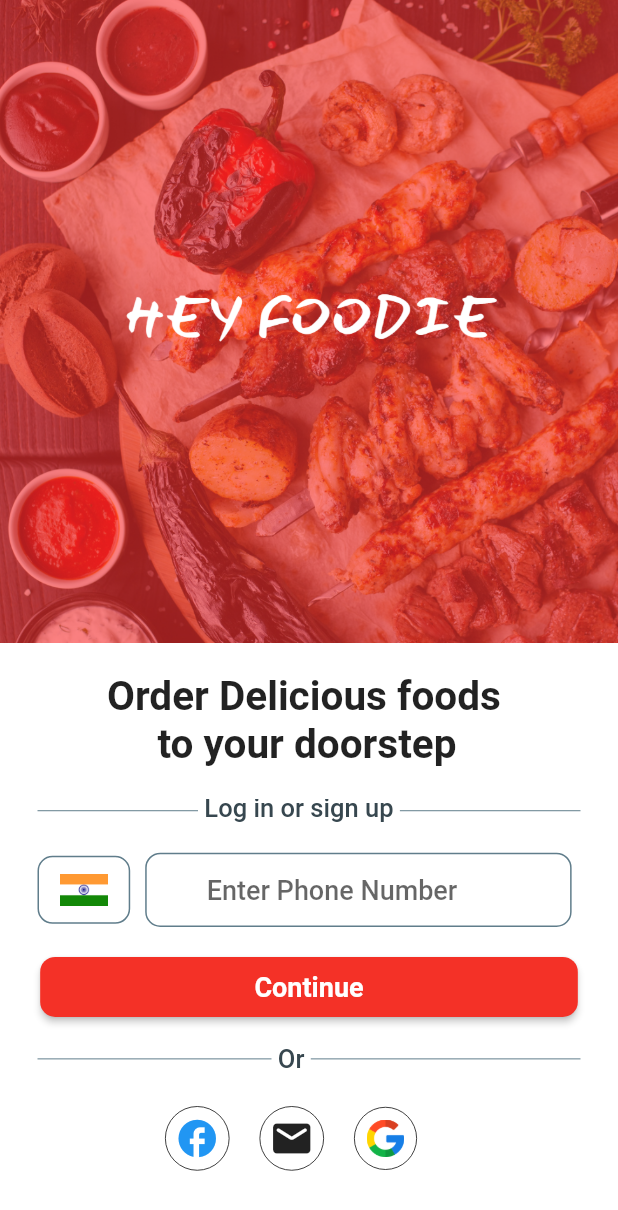
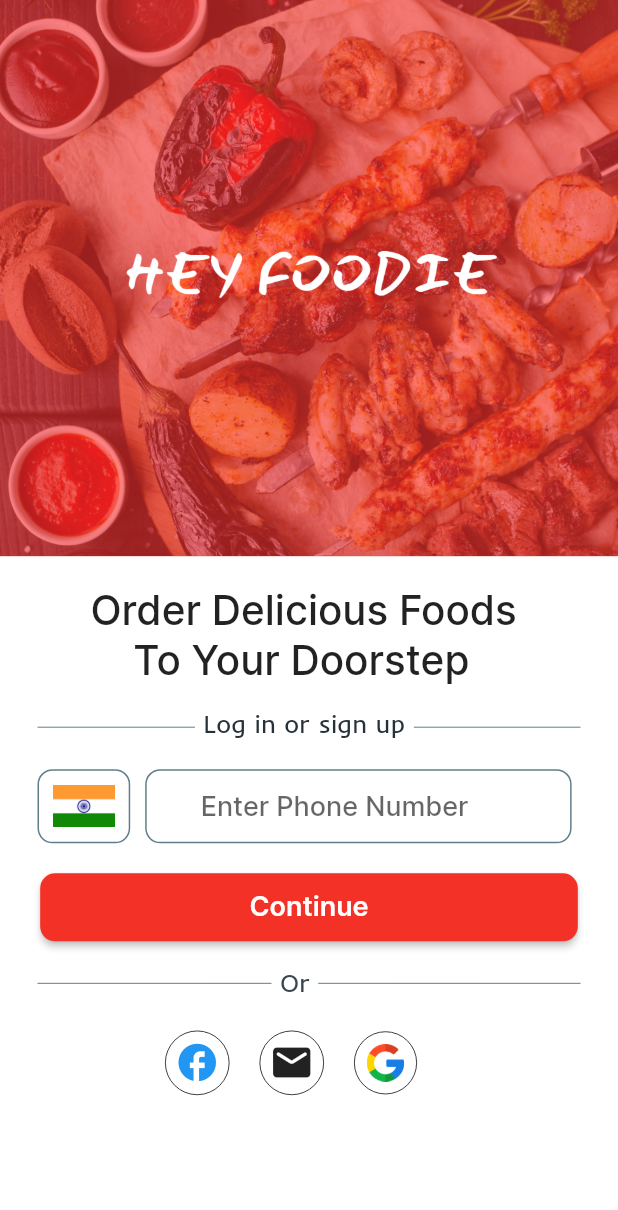
Before and after one commit to AyusHSahU1506/Assignment-3-Foodie, a Flutter app: the screen it shows after launch, on a phone screen of 412 x 824 dp. Shown: the top 1210 px of the screen. Run offline on Flutter 3.47's test engine with Material 2 defaults, Android fonts, the phone set to English and light mode, and no system bars; our stand-ins replace otp_text_field.

Commit message:
Please enter the commit message for your changes. Lines starting  with '' will be ignored, and an empty message aborts the commit.
 On branch main
 Your branch is ahead of 'origin/main' by 1 commit.
   (use "git push" to publish your local commits)

 Changes to be committed:
	new file:   fonts/BauhausBold.ttf
	new file:   fonts/BauhausBoldItalic.ttf
	new file:   fonts/BauhausItalic.ttf
	new file:   fonts/BauhausRegular.ttf
	modified:   lib/SignInScreen.dart
	modified:   pubspec.yaml

```diff
--- a/lib/SignInScreen.dart
+++ b/lib/SignInScreen.dart
@@ -11,19 +11,17 @@ class SignInScreen extends StatefulWidget {
 class _SignInScreenState extends State<SignInScreen> {
   @override
   Widget build(BuildContext context) {
+    double w = MediaQuery.of(context).size.width;
+    double h = MediaQuery.of(context).size.width;
     return Scaffold(
-      resizeToAvoidBottomInset: true,
-      backgroundColor: Colors.white,
-      body: LayoutBuilder(builder: (context, constraints) {
-        double w = constraints.maxWidth;
-        double h = constraints.maxHeight;
-
-        return SingleChildScrollView(
+        resizeToAvoidBottomInset: true,
+        backgroundColor: Colors.white,
+        body: SingleChildScrollView(
           child: Column(
             children: [
               Container(
                 width: w,
-                height: h * .52,
+                height: h * .9,
                 color: Colors.red,
                 child: Image.asset(
                   "assets/images/Hey_foodie.png",
@@ -35,8 +33,11 @@ class _SignInScreenState extends State<SignInScreen> {
               ),
               const Center(
                 child: Text(
-                  "Order Delicious foods \n     to your doorstep",
-                  style: TextStyle(fontSize: 27, fontWeight: FontWeight.w600),
+                  "Order Delicious Foods \n    To Your Doorstep",
+                  style: TextStyle(
+                      fontSize: 27,
+                      fontWeight: FontWeight.w500,
+                      fontFamily: 'Inter'),
                 ),
               ),
               const SizedBox(
@@ -52,7 +53,7 @@ class _SignInScreenState extends State<SignInScreen> {
                   ),
                   Positioned(
                       bottom: .01,
-                      left: 132,
+                      left: 130,
                       child: Container(
                           color: Colors.white,
                           child: Text(
@@ -60,7 +61,8 @@ class _SignInScreenState extends State<SignInScreen> {
                             style: TextStyle(
                                 fontWeight: FontWeight.w500,
                                 fontSize: 17,
-                                color: Colors.blueGrey.shade800),
+                                color: Colors.blueGrey.shade900,
+                                fontFamily: 'Inder'),
                           )))
                 ],
               ),
@@ -74,7 +76,7 @@ class _SignInScreenState extends State<SignInScreen> {
                   children: [
                     Container(
                       width: w * .15,
-                      height: h * .055,
+                      height: h * .12,
                       decoration: BoxDecoration(
                         border: Border.all(
                           width: 1,
@@ -84,7 +86,7 @@ class _SignInScreenState extends State<SignInScreen> {
                             const BorderRadius.all(Radius.circular(10)),
                       ),
                       child: Padding(
-                        padding: const EdgeInsets.all(11.0),
+                        padding: const EdgeInsets.all(9.0),
                         child: Image.asset("assets/icons/india.png"),
                       ),
                     ),
@@ -93,7 +95,7 @@ class _SignInScreenState extends State<SignInScreen> {
                     ),
                     Container(
                       width: w * .69,
-                      height: h * .06,
+                      height: h * .12,
                       decoration: BoxDecoration(
                         border: Border.all(
                           width: 1,
@@ -102,8 +104,7 @@ class _SignInScreenState extends State<SignInScreen> {
                         borderRadius:
                             const BorderRadius.all(Radius.circular(10)),
                       ),
-                      child: Padding(
-                        padding: const EdgeInsets.symmetric(horizontal: 5),
+                      child: Center(
                         child: TextFormField(
                           style: const TextStyle(
                               fontSize: 18, fontWeight: FontWeight.w500),
@@ -112,9 +113,12 @@ class _SignInScreenState extends State<SignInScreen> {
                           decoration: const InputDecoration(
                               prefixText: "+91 ",
                               prefixStyle: TextStyle(
-                                  fontWeight: FontWeight.w500, fontSize: 18),
+                                  fontWeight: FontWeight.w500,
+                                  fontSize: 18,
+                                  fontFamily: 'Inder'),
                               border: InputBorder.none,
-                              hintText: 'Enter Phone Number'),
+                              hintText: 'Enter Phone Number',
+                              hintStyle: TextStyle(fontFamily: 'Inter')),
                         ),
                       ),
                     ),
@@ -126,7 +130,7 @@ class _SignInScreenState extends State<SignInScreen> {
               ),
               SizedBox(
                 width: w * .87,
-                height: 40,
+                height: h * .11,
                 child: ElevatedButton(
                     style: ElevatedButton.styleFrom(
                       shape: RoundedRectangleBorder(
@@ -141,8 +145,10 @@ class _SignInScreenState extends State<SignInScreen> {
                     },
                     child: const Text(
                       "Continue",
-                      style:
-                          TextStyle(fontSize: 18, fontWeight: FontWeight.w600),
+                      style: TextStyle(
+                          fontSize: 18,
+                          fontWeight: FontWeight.w600,
+                          fontFamily: 'Inter'),
                     )),
               ),
               const SizedBox(
@@ -166,7 +172,8 @@ class _SignInScreenState extends State<SignInScreen> {
                             style: TextStyle(
                                 fontWeight: FontWeight.w500,
                                 fontSize: 17,
-                                color: Colors.blueGrey.shade800),
+                                color: Colors.blueGrey.shade800,
+                                fontFamily: 'Inder'),
                           ))),
                 ],
               ),
@@ -217,8 +224,6 @@ class _SignInScreenState extends State<SignInScreen> {
               )
             ],
           ),
-        );
-      }),
-    );
+        ));
   }
 }
```
Also changed, not shown: pubspec.yaml (+19 -7 lines), fonts/BauhausBold.ttf (added), fonts/BauhausBoldItalic.ttf (added), fonts/BauhausItalic.ttf (added), fonts/BauhausRegular.ttf (added).
